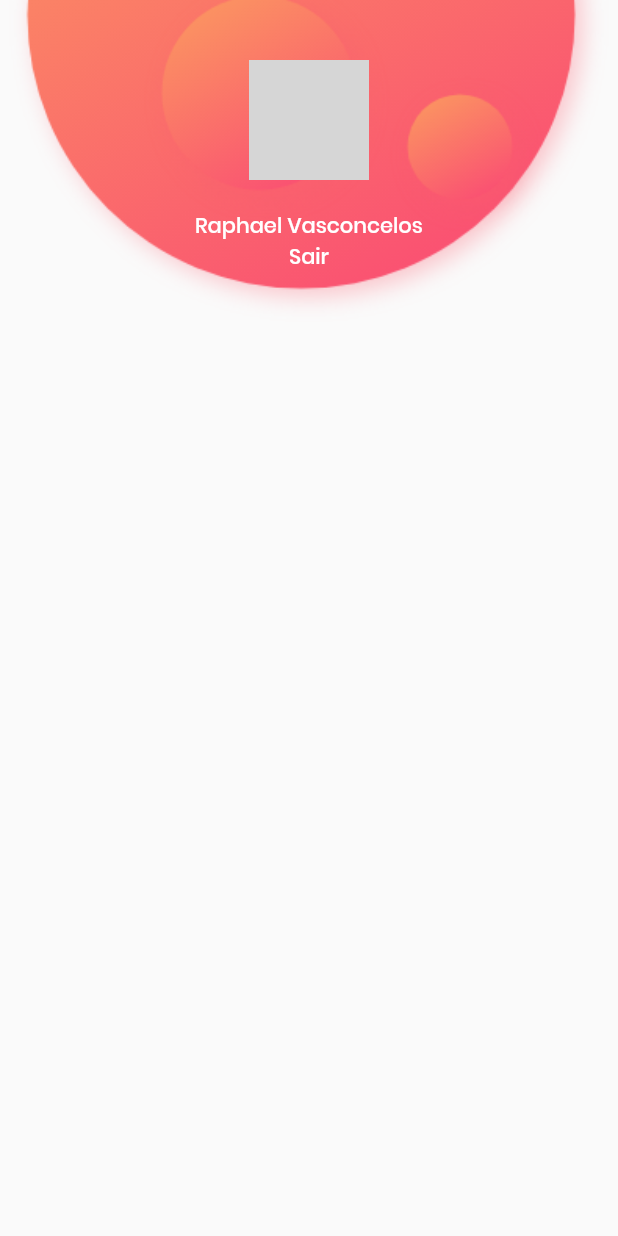
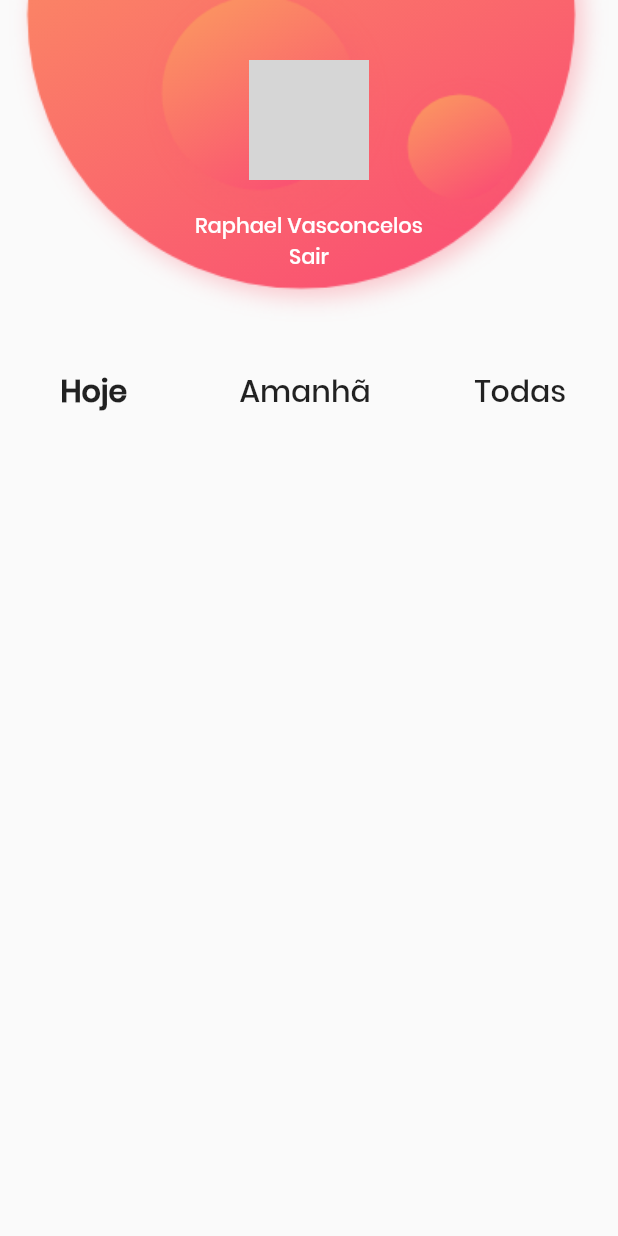
Before and after one commit to RaphaelVasconcelos/todo_list_flutter, a Flutter app: the screen it shows after launch, on a phone screen of 412 x 824 dp. Run offline on Flutter 3.47's test engine with Material 2 defaults, Android fonts, the phone set to English and light mode, and no system bars; network calls fail; grey boxes are pictures that could not be loaded.

Commit message:
Adicionando Navbar

```diff
--- a/lib/views/home.view.dart
+++ b/lib/views/home.view.dart
@@ -1,4 +1,5 @@
 import 'package:flutter/material.dart';
+import 'package:todos_flutter/widgets/navbar.widget.dart';
 import 'package:todos_flutter/widgets/user-card.widget.dart';
 
 class HomeView extends StatelessWidget {
@@ -8,6 +9,7 @@ class HomeView extends StatelessWidget {
         body: Column(
       children: <Widget>[
         UserCard(),
+        Navbar(),
       ],
     ));
   }
--- /dev/null
+++ b/lib/widgets/navbar.widget.dart
@@ -0,0 +1,44 @@
+import 'package:flutter/material.dart';
+
+class Navbar extends StatelessWidget {
+  @override
+  Widget build(BuildContext context) {
+    return Container(
+      width: double.infinity,
+      height: 80,
+      child: Row(
+        crossAxisAlignment: CrossAxisAlignment.center,
+        mainAxisAlignment: MainAxisAlignment.spaceAround,
+        children: <Widget>[
+          FlatButton(
+            child: Text(
+              "Hoje",
+              style: TextStyle(fontSize: 20, fontWeight: FontWeight.bold),
+            ),
+            onPressed: () {},
+          ),
+          FlatButton(
+            child: Text(
+              "Amanhã",
+              style: TextStyle(
+                fontSize: 20,
+                fontWeight: FontWeight.w100,
+              ),
+            ),
+            onPressed: () {},
+          ),
+          FlatButton(
+            child: Text(
+              "Todas",
+              style: TextStyle(
+                fontSize: 20,
+                fontWeight: FontWeight.w100,
+              ),
+            ),
+            onPressed: () {},
+          ),
+        ],
+      ),
+    );
+  }
+}
```
